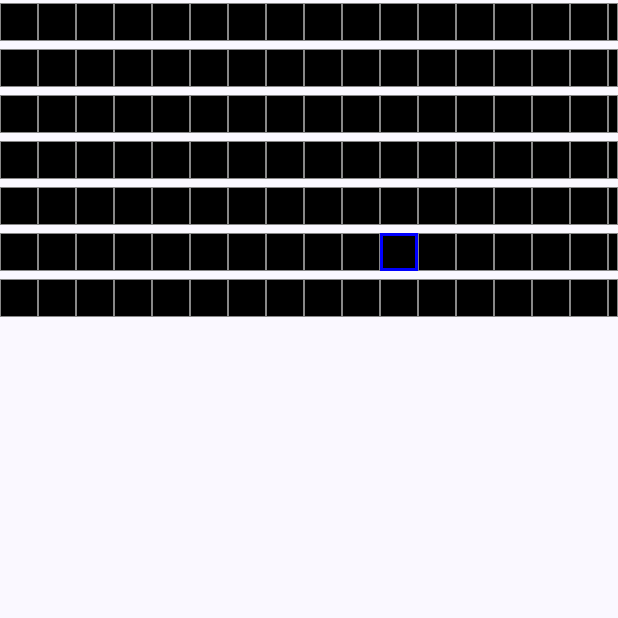
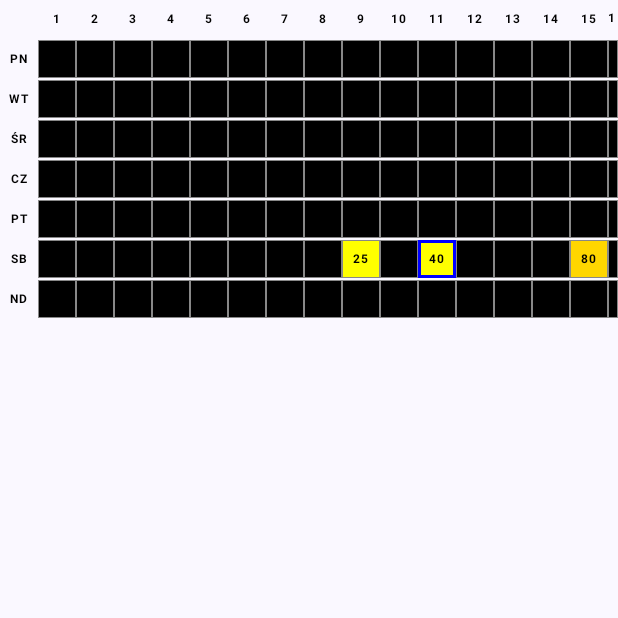
Before and after one commit to titaniummachine1/BoltAssist, an Android app built with Jetpack Compose: the composable WeeklyEarningsGrid shown on its own in the app's theme, on a phone screen of 412 x 824 dp, the top half of it. Run offline under Robolectric (Android 15) with nearby library versions, the light colour scheme and no system bars.

Commit message:
app/src/main/java/com/example/boltassist: super anoying

```diff
--- a/app/src/main/java/com/example/boltassist/MainActivity.kt
+++ b/app/src/main/java/com/example/boltassist/MainActivity.kt
@@ -131,17 +131,13 @@ fun MainScreen(
 ) {
     val context = LocalContext.current
 
-    // Initialize singleton TripManager
-    LaunchedEffect(Unit) {
-        TripManager.initialize(context)
-    }
-
     // Storage path display state
     var displayPath by remember { mutableStateOf("Default App Directory") }
 
-    // Set storage directory based on selection or default
+    // Initialize singleton TripManager and set storage
     LaunchedEffect(savedStoragePath) {
         TripManager.initialize(context)
+
         if (savedStoragePath != null) {
             TripManager.setStorageDirectoryUri(Uri.parse(savedStoragePath))
             displayPath = "Selected: ${Uri.parse(savedStoragePath).lastPathSegment}"
@@ -151,6 +147,8 @@ fun MainScreen(
             TripManager.setStorageDirectory(defaultDir)
             displayPath = "Default App Directory"
         }
+
+        android.util.Log.d("BoltAssist", "MainActivity: TripManager initialized with ${TripManager.tripsCache.size} trips")
     }
 
     Column(
@@ -193,6 +191,12 @@ fun MainScreen(
             }) {
                 Text("Select Directory")
             }
+            Button(onClick = {
+                TripManager.generateTestData()
+                android.util.Log.d("BoltAssist", "Test data generated, cache size: ${TripManager.tripsCache.size}")
+            }) {
+                Text("Test Data")
+            }
             Button(onClick = onStartFloatingWindow, modifier = Modifier.weight(1f)) {
                 Text("Begin")
             }
@@ -203,33 +207,68 @@ fun MainScreen(
 
 @Composable
 fun WeeklyEarningsGrid() {
-    // Subscribe to tripsCache for live updates
+    // Get live grid data
     val trips = TripManager.tripsCache
-    // Direct calculation triggers recomposition when tripsCache changes
-    val gridData = TripManager.getWeeklyEarningsGrid()
-    val currentTimeSlot = TripManager.getCurrentTimeSlot()
+    val gridData = TripManager.getWeeklyGrid()
+    val currentTime = TripManager.getCurrentTime()
 
-    // Debug logging
     LaunchedEffect(trips.size) {
         android.util.Log.d("BoltAssist", "Grid recomposing with ${trips.size} trips")
     }
 
+    val polishDays = listOf("PN", "WT", "ŚR", "CZ", "PT", "SB", "ND")
+
     Column(
         verticalArrangement = Arrangement.spacedBy(1.dp)
     ) {
-        repeat(7) { dayIndex ->
+        // Header row with hour numbers
+        Row(
+            modifier = Modifier.fillMaxWidth(),
+            horizontalArrangement = Arrangement.SpaceEvenly
+        ) {
+            // Empty cell for day labels column
+            Box(modifier = Modifier.size(25.dp))
+
+            // Hour numbers 1-24
+            repeat(24) { hour ->
+                Box(
+                    modifier = Modifier.size(25.dp),
+                    contentAlignment = Alignment.Center
+                ) {
+                    Text(
+                        text = "${hour + 1}",
+                        fontSize = 8.sp,
+                        fontWeight = FontWeight.Bold,
+                        color = Color.Black
+                    )
+                }
+            }
+        }
+
+        // Data rows with day labels
+        repeat(7) { day ->
             Row(
-                modifier = Modifier
-                    .fillMaxWidth()
-                    .padding(vertical = 2.dp),
+                modifier = Modifier.fillMaxWidth(),
                 horizontalArrangement = Arrangement.SpaceEvenly
             ) {
-                repeat(24) { hourIndex ->
-                    GridCell(
-                        dayIndex = dayIndex,
-                        hourIndex = hourIndex,
-                        cellData = gridData[dayIndex][hourIndex],
-                        isCurrentTime = currentTimeSlot.first == dayIndex && currentTimeSlot.second == hourIndex
+                // Day label
+                Box(
+                    modifier = Modifier.size(25.dp),
+                    contentAlignment = Alignment.Center
+                ) {
+                    Text(
+                        text = polishDays[day],
+                        fontSize = 8.sp,
+                        fontWeight = FontWeight.Bold,
+                        color = Color.Black
+                    )
+                }
+
+                // Hour cells
+                repeat(24) { hour ->
+                    SimpleGridCell(
+                        earnings = gridData[day][hour],
+                        isCurrentTime = currentTime.first == day && currentTime.second == hour
                     )
                 }
             }
@@ -238,48 +277,21 @@ fun WeeklyEarningsGrid() {
 }
 
 @Composable
-fun GridCell(dayIndex: Int, hourIndex: Int, cellData: GridCellData, isCurrentTime: Boolean) {
-    val backgroundColor = if (cellData.hasEnoughData()) {
-        val hourlyEarnings = cellData.getHourlyEarnings()
-        when {
-            hourlyEarnings >= 80.0 -> Color(1f, 0.84f, 0f) // LEGENDARY - Pure Gold
-            hourlyEarnings >= 45.0 -> {
-                // Good to Legendary gradient
-                val ratio = ((hourlyEarnings - 45.0) / 35.0).coerceIn(0.0, 1.0).toFloat()
-                Color(ratio, 1f, 0f)
-            }
-            hourlyEarnings >= 25.0 -> {
-                // Decent to Good
-                val ratio = ((hourlyEarnings - 25.0) / 20.0).coerceIn(0.0, 1.0).toFloat()
-                Color(1f - ratio, 1f, 0f)
-            }
-            hourlyEarnings >= 8.0 -> {
-                // Poor to Decent
-                val ratio = ((hourlyEarnings - 8.0) / 17.0).coerceIn(0.0, 1.0).toFloat()
-                Color(1f, ratio, 0f)
-            }
-            else -> Color(0.5f, 0f, 0f) // Very Poor - Dark Red
-        }
-    } else {
-        Color.Black // Not enough data
+fun SimpleGridCell(earnings: Double, isCurrentTime: Boolean) {
+    // Simple color calculation
+    val backgroundColor = when {
+        earnings == 0.0 -> Color.Black // No data
+        earnings >= 80.0 -> Color(1f, 0.84f, 0f) // LEGENDARY - Gold
+        earnings >= 45.0 -> Color.Green // Good
+        earnings >= 25.0 -> Color.Yellow // Decent
+        earnings >= 8.0 -> Color.Red // Poor
+        else -> Color(0.5f, 0f, 0f) // Very Poor - Dark Red
     }
 
-    // Special effects for legendary and current time
-    val isLegendary = cellData.isLegendary()
-    val borderColor = when {
-        isLegendary && isCurrentTime -> Color.Magenta // Both legendary and current
-        isLegendary -> Color(1f, 0.65f, 0f) // Orange border for legendary
-        isCurrentTime -> Color.Blue // Blue for current time
-        else -> Color.Gray
-    }
-    val borderWidth = when {
-        isLegendary && isCurrentTime -> 4.dp // Extra thick for legendary + current
-        isLegendary -> 3.dp // Thick for legendary
-        isCurrentTime -> 2.dp // Medium for current time
-        else -> 0.5.dp
-    }
-
-    val cellSize = if (isLegendary) 28.dp else 25.dp // Slightly bigger for legendary
+    // Consistent sizing and borders for all cells
+    val borderColor = if (isCurrentTime) Color.Blue else Color.Gray
+    val borderWidth = if (isCurrentTime) 2.dp else 0.5.dp
+    val cellSize = 25.dp // Same size for all cells
 
     Box(
         modifier = Modifier
@@ -287,10 +299,10 @@ fun GridCell(dayIndex: Int, hourIndex: Int, cellData: GridCellData, isCurrentTim
             .background(backgroundColor)
             .border(borderWidth, borderColor)
     ) {
-        // Add earnings text for legendary cells
-        if (isLegendary) {
+        // Show earnings text for any cell with data
+        if (earnings > 0.0) {
             Text(
-                text = "${cellData.getHourlyEarnings().toInt()}",
+                text = "${earnings.toInt()}",
                 fontSize = 8.sp,
                 color = Color.Black,
                 fontWeight = FontWeight.Bold,
--- a/app/src/main/java/com/example/boltassist/TripManager.kt
+++ b/app/src/main/java/com/example/boltassist/TripManager.kt
@@ -11,6 +11,7 @@ import java.text.SimpleDateFormat
 import java.util.*
 import androidx.compose.runtime.mutableStateListOf
 import androidx.compose.runtime.snapshots.SnapshotStateList
+import kotlinx.coroutines.*
 
 data class TripData(
     val id: String = UUID.randomUUID().toString(),
@@ -46,7 +47,7 @@ object TripManager {
         if (!::context.isInitialized) {
             context = appContext.applicationContext
             android.util.Log.d("BoltAssist", "TripManager singleton initialized")
-            // Try to load existing trips immediately on first initialization
+            // Load existing trips from files
             tryLoadExistingTrips()
         }
     }
@@ -59,6 +60,19 @@ object TripManager {
         if (defaultDir.exists() && File(defaultDir, "trips_database.json").exists()) {
             setStorageDirectory(defaultDir)
             android.util.Log.d("BoltAssist", "Auto-loaded existing trips from default directory")
+        }
+
+        // Also check for SAF saved path
+        val prefs = context.getSharedPreferences("BoltAssist", Context.MODE_PRIVATE)
+        val savedPath = prefs.getString("storage_path", null)
+        if (savedPath != null) {
+            try {
+                val uri = Uri.parse(savedPath)
+                setStorageDirectoryUri(uri)
+                android.util.Log.d("BoltAssist", "Auto-loaded existing trips from SAF: $uri")
+            } catch (e: Exception) {
+                android.util.Log.e("BoltAssist", "Failed to auto-load from SAF", e)
+            }
         }
     }
 
@@ -114,6 +128,13 @@ object TripManager {
             endStreet = getStreetFromLocation(location) // TODO: Implement OSM reverse geocoding
         )
 
+        android.util.Log.d("BoltAssist", "REAL TRIP CREATED:")
+        android.util.Log.d("BoltAssist", "  Start: ${completedTrip.startTime}")
+        android.util.Log.d("BoltAssist", "  End: ${completedTrip.endTime}")
+        android.util.Log.d("BoltAssist", "  Duration: ${completedTrip.durationMinutes} minutes")
+        android.util.Log.d("BoltAssist", "  Earnings: ${completedTrip.earningsPLN} PLN")
+        android.util.Log.d("BoltAssist", "  ID: ${completedTrip.id}")
+
         saveTripToFile(completedTrip)
         currentTrip = null
 
@@ -135,16 +156,17 @@ object TripManager {
 
     private fun saveTripToFile(trip: TripData) {
         android.util.Log.d("BoltAssist", "Adding trip to cache. Before: ${_tripsCache.size}")
-        // Add to in-memory cache for UI
+        // Add to in-memory cache for UI (immediate real-time update)
         _tripsCache.add(trip)
         android.util.Log.d("BoltAssist", "Trip added to cache. After: ${_tripsCache.size}")
-        // Save immediately after each trip (File or SAF)
+
+        // Save immediately to files for persistence (real-time sync)
         if (storageTreeUri != null) {
             saveTripsToUri()
-        } else {
+        } else if (storageDirectory != null) {
             saveAllTripsToFile()
         }
-        android.util.Log.d("BoltAssist", "Trip saved to cache and file: $trip")
+        android.util.Log.d("BoltAssist", "Trip saved to cache and files: $trip")
     }
 
     private fun saveAllTripsToFile() {
@@ -216,7 +238,12 @@ object TripManager {
             android.util.Log.d("BoltAssist", "Added test trip: $trip")
         }
 
-        saveAllTripsToFile()
+        // Save all test data to files
+        if (storageTreeUri != null) {
+            saveTripsToUri()
+        } else if (storageDirectory != null) {
+            saveAllTripsToFile()
+        }
         android.util.Log.d("BoltAssist", "Test data generated and saved!")
     }
 
@@ -259,20 +286,23 @@ object TripManager {
 
     fun isRecording(): Boolean = currentTrip != null
 
-    // Get earnings data for the weekly grid
-    fun getWeeklyEarningsGrid(): Array<Array<GridCellData>> {
-        val grid = Array(7) { Array(24) { GridCellData() } }
+    // Simple grid data - total revenue per hour for the week
+    fun getWeeklyGrid(): Array<DoubleArray> {
+        val grid = Array(7) { DoubleArray(24) { 0.0 } } // [day][hour] = total revenue
         val trips = getAllTrips()
-        android.util.Log.d("BoltAssist", "Building grid with ${trips.size} trips")
+
+        android.util.Log.d("BoltAssist", "Building simple grid with ${trips.size} trips")
 
         trips.forEach { trip ->
+            android.util.Log.d("BoltAssist", "Processing trip for grid: ID=${trip.id}, Start=${trip.startTime}, End=${trip.endTime}, Earnings=${trip.earningsPLN}")
+
             if (trip.endTime != null && trip.durationMinutes > 0) {
-                val calendar = Calendar.getInstance()
                 try {
                     val startDate = SimpleDateFormat("yyyy-MM-dd HH:mm:ss", Locale.getDefault()).parse(trip.startTime)
+                    val calendar = Calendar.getInstance()
                     calendar.time = startDate ?: return@forEach
 
-                    val dayOfWeek = when (calendar.get(Calendar.DAY_OF_WEEK)) {
+                    val day = when (calendar.get(Calendar.DAY_OF_WEEK)) {
                         Calendar.MONDAY -> 0
                         Calendar.TUESDAY -> 1
                         Calendar.WEDNESDAY -> 2
@@ -284,25 +314,26 @@ object TripManager {
                     }
                     val hour = calendar.get(Calendar.HOUR_OF_DAY)
 
-                    if (dayOfWeek in 0..6 && hour in 0..23) {
-                        val cellData = grid[dayOfWeek][hour]
-                        cellData.tripCount++
-                        cellData.totalEarnings += trip.earningsPLN
-                        cellData.totalMinutes += trip.durationMinutes
-                    }
+                    // Add total earnings to grid (sum all trips in same hour)
+                    grid[day][hour] += trip.earningsPLN.toDouble()
+
+                    android.util.Log.d("BoltAssist", "SUCCESS: Trip ${trip.id} -> Day=$day, Hour=$hour, Earnings=${trip.earningsPLN} PLN")
+                    android.util.Log.d("BoltAssist", "Grid[$day][$hour] now = ${grid[day][hour]} PLN total")
                 } catch (e: Exception) {
-                    e.printStackTrace()
+                    android.util.Log.e("BoltAssist", "ERROR processing trip: $trip", e)
                 }
+            } else {
+                android.util.Log.w("BoltAssist", "SKIPPING trip: endTime=${trip.endTime}, duration=${trip.durationMinutes}")
             }
         }
 
         return grid
     }
 
-    // Get current time slot for highlighting
-    fun getCurrentTimeSlot(): Pair<Int, Int> {
+    // Get current time for highlighting
+    fun getCurrentTime(): Pair<Int, Int> {
         val calendar = Calendar.getInstance()
-        val dayOfWeek = when (calendar.get(Calendar.DAY_OF_WEEK)) {
+        val day = when (calendar.get(Calendar.DAY_OF_WEEK)) {
             Calendar.MONDAY -> 0
             Calendar.TUESDAY -> 1
             Calendar.WEDNESDAY -> 2
@@ -313,7 +344,7 @@ object TripManager {
             else -> 0
         }
         val hour = calendar.get(Calendar.HOUR_OF_DAY)
-        return Pair(dayOfWeek, hour)
+        return Pair(day, hour)
     }
 
     /**
@@ -374,69 +405,3 @@ object TripManager {
         }
     }
 }
-
-data class GridCellData(
-    var tripCount: Int = 0,
-    var totalEarnings: Int = 0, // In PLN
-    var totalMinutes: Int = 0
-) {
-    fun getHourlyEarnings(): Double {
-        return if (totalMinutes > 0) {
-            (totalEarnings.toDouble() / totalMinutes) * 60.0
-        } else 0.0
-    }
-
-    fun hasEnoughData(): Boolean = tripCount >= 2
-
-    fun getPerformanceColor(): android.graphics.Color {
-        if (!hasEnoughData()) return android.graphics.Color.valueOf(0f, 0f, 0f) // Black
-
-        val hourlyEarnings = getHourlyEarnings()
-        // Define performance thresholds (PLN per hour) - adjusted for Bolt driver reality
-        val poorEarnings = 8.0    // Red - Poor
-        val decentEarnings = 25.0 // Yellow - Decent
-        val goodEarnings = 45.0   // Green - Good
-        val legendaryEarnings = 80.0 // Gold - Legendary (events/surge)
-
-        return when {
-            hourlyEarnings >= legendaryEarnings -> {
-                // LEGENDARY - Bright Gold for exceptional event earnings
-                android.graphics.Color.valueOf(1f, 0.84f, 0f) // Pure Gold
-            }
-            hourlyEarnings >= goodEarnings -> {
-                // Good to Legendary gradient (Green to Gold)
-                val ratio = ((hourlyEarnings - goodEarnings) / (legendaryEarnings - goodEarnings)).coerceIn(0.0, 1.0).toFloat()
-                android.graphics.Color.valueOf(ratio, 1f, 0f) // Green to Gold
-            }
-            hourlyEarnings >= decentEarnings -> {
-                // Decent to Good (Yellow to Green)
-                val ratio = ((hourlyEarnings - decentEarnings) / (goodEarnings - decentEarnings)).coerceIn(0.0, 1.0).toFloat()
-                android.graphics.Color.valueOf(1f - ratio, 1f, 0f)
-            }
-            hourlyEarnings >= poorEarnings -> {
-                // Poor to Decent (Red to Yellow)
-                val ratio = ((hourlyEarnings - poorEarnings) / (decentEarnings - poorEarnings)).coerceIn(0.0, 1.0).toFloat()
-                android.graphics.Color.valueOf(1f, ratio, 0f)
-            }
-            else -> {
-                // Very Poor - Dark Red
-                android.graphics.Color.valueOf(0.5f, 0f, 0f)
-            }
-        }
-    }
-
-    fun getPerformanceLevel(): String {
-        if (!hasEnoughData()) return "No Data"
-
-        val hourlyEarnings = getHourlyEarnings()
-        return when {
-            hourlyEarnings >= 80.0 -> "LEGENDARY"
-            hourlyEarnings >= 45.0 -> "Good"
-            hourlyEarnings >= 25.0 -> "Decent"
-            hourlyEarnings >= 8.0 -> "Poor"
-            else -> "Very Poor"
-        }
-    }
-
-    fun isLegendary(): Boolean = hasEnoughData() && getHourlyEarnings() >= 80.0
-}
```
Also changed, not shown: app/src/main/java/com/example/boltassist/FloatingWindowService.kt (+17 -10 lines).
